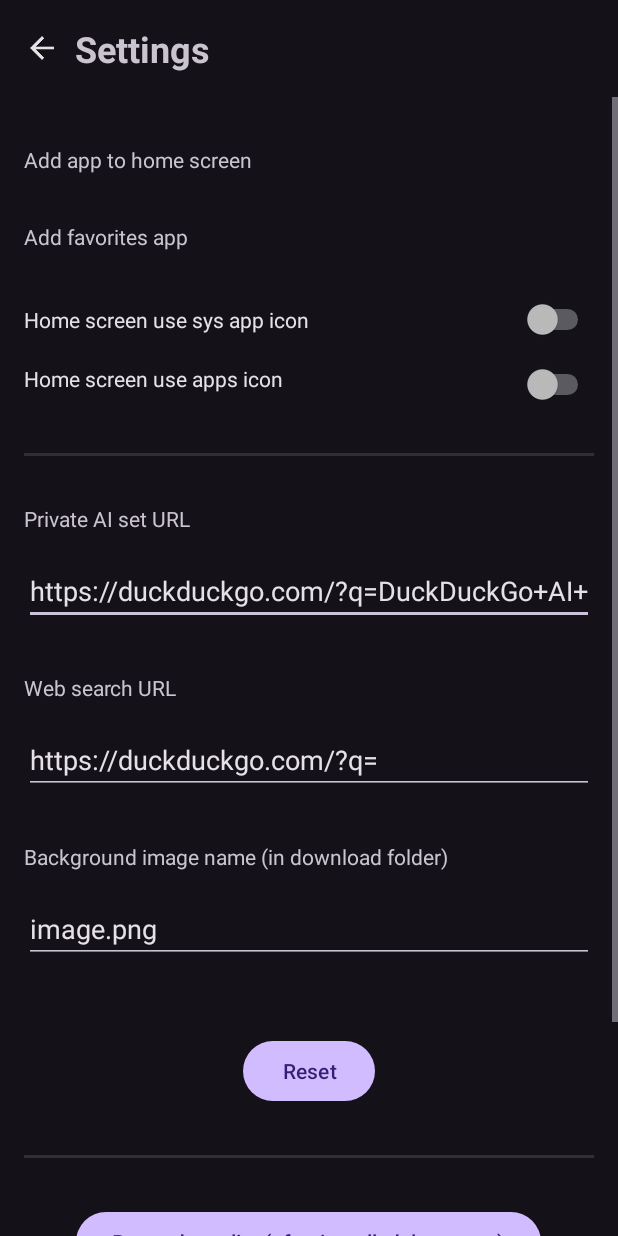
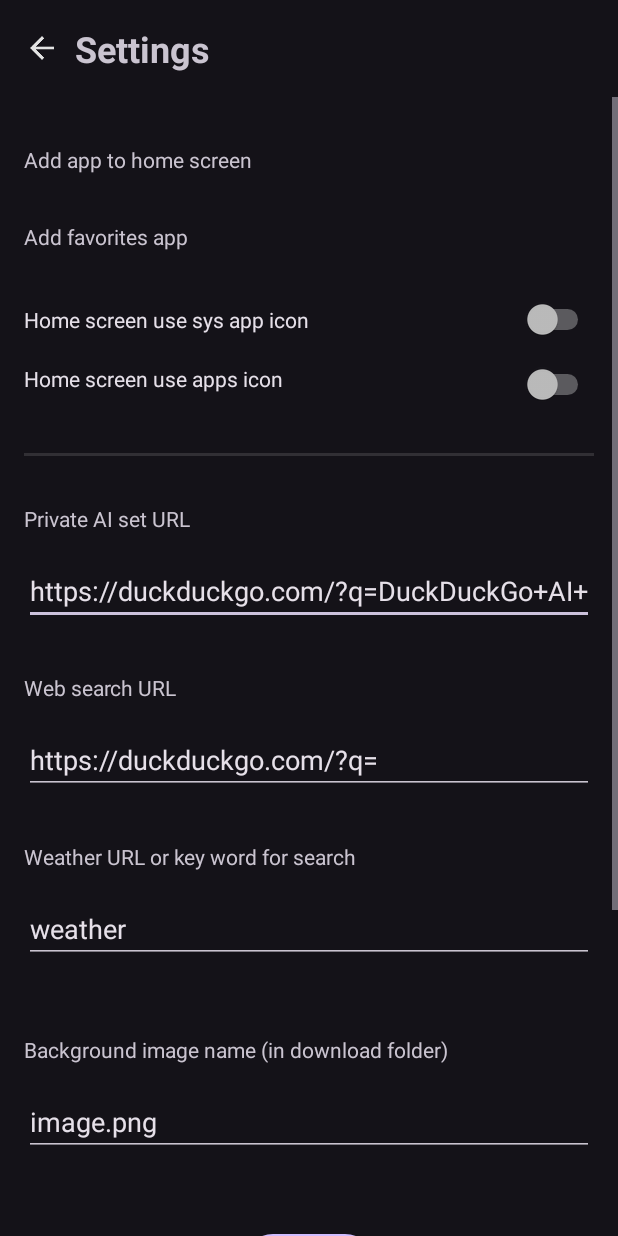
Before and after one commit to pphome2/TxTLauncher, an Android app: the SettingsActivity screen opened directly, with no data from a screen before it, on a phone screen of 412 x 824 dp. Run offline under Robolectric (Android 15) with nearby library versions, the phone set to English and light mode, and no system bars.

Commit message:
20251121

```diff
--- a/TxTLauncher/app/src/main/java/com/wswdteam/txtlauncher/SettingsActivity.java
+++ b/TxTLauncher/app/src/main/java/com/wswdteam/txtlauncher/SettingsActivity.java
@@ -6,12 +6,14 @@ import static com.wswdteam.txtlauncher.MainActivity.SETTINGS_HOME_ICON_TAG;
 import static com.wswdteam.txtlauncher.MainActivity.SETTINGS_SYS_ICON_TAG;
 import static com.wswdteam.txtlauncher.MainActivity.SETTINGS_URL_PRIVATEAI_TAG;
 import static com.wswdteam.txtlauncher.MainActivity.SETTINGS_URL_SEARCH_TAG;
+import static com.wswdteam.txtlauncher.MainActivity.SETTINGS_WEATHER_URL;
 import static com.wswdteam.txtlauncher.MainActivity.backgroundImageOrig;
 import static com.wswdteam.txtlauncher.MainActivity.defaultFontSize;
 import static com.wswdteam.txtlauncher.MainActivity.defaultPlusFontSizeTitle;
 import static com.wswdteam.txtlauncher.MainActivity.packageUpdateTime;
 import static com.wswdteam.txtlauncher.MainActivity.privateAIUrlOrig;
 import static com.wswdteam.txtlauncher.MainActivity.privateSearchUrlOrig;
+import static com.wswdteam.txtlauncher.MainActivity.weatherUrlOrig;
 
 import android.annotation.SuppressLint;
 import android.content.Intent;
@@ -106,7 +108,8 @@ public class SettingsActivity extends AppCompatActivity {
 
         EditText v1 = findViewById(R.id.editPrivateAI);
         EditText v2 = findViewById(R.id.editUrlSearch);
-        EditText v3 = findViewById(R.id.editBackgroundImage);
+        EditText v3 = findViewById(R.id.editWeatherLink);
+        EditText v4 = findViewById(R.id.editBackgroundImage);
 
         v1.addTextChangedListener(new TextWatcher() {
             public void afterTextChanged(Editable s) {
@@ -129,6 +132,15 @@ public class SettingsActivity extends AppCompatActivity {
         v3.addTextChangedListener(new TextWatcher() {
             public void afterTextChanged(Editable s) {
                 var settings = MainActivity.sharedPreferences.edit();
+                settings.putString(SETTINGS_WEATHER_URL, String.valueOf(s).trim());
+                settings.apply();
+            }
+            public void beforeTextChanged(CharSequence s, int start, int count, int after) {}
+            public void onTextChanged(CharSequence s, int start, int before, int count) {}
+        });
+        v4.addTextChangedListener(new TextWatcher() {
+            public void afterTextChanged(Editable s) {
+                var settings = MainActivity.sharedPreferences.edit();
                 settings.putString(SETTINGS_BACKGROUND_IMAGE_TAG, String.valueOf(s).trim());
                 settings.apply();
             }
@@ -148,11 +160,17 @@ public class SettingsActivity extends AppCompatActivity {
         } else {
             v2.setText(MainActivity.privateSearchUrl);
         }
-        val = MainActivity.sharedPreferences.getString(SETTINGS_BACKGROUND_IMAGE_TAG, "");
+        val = MainActivity.sharedPreferences.getString(SETTINGS_WEATHER_URL, "");
         if (!val.isEmpty()) {
             v3.setText(val);
         } else {
-            v3.setText(MainActivity.backgroundImage);
+            v3.setText(MainActivity.weatherUrl);
+        }
+        val = MainActivity.sharedPreferences.getString(SETTINGS_BACKGROUND_IMAGE_TAG, "");
+        if (!val.isEmpty()) {
+            v4.setText(val);
+        } else {
+            v4.setText(MainActivity.backgroundImage);
         }
         //Log.d(DEBUG_TAG, getString(R.string.started_activity) + ": "+ this.getClass().getSimpleName());
     }
@@ -190,10 +208,12 @@ public class SettingsActivity extends AppCompatActivity {
     public void resetButton(View view) {
         EditText v1 = findViewById(R.id.editPrivateAI);
         EditText v2 = findViewById(R.id.editUrlSearch);
-        EditText v3 = findViewById(R.id.editBackgroundImage);
+        EditText v3 = findViewById(R.id.editWeatherLink);
+        EditText v4 = findViewById(R.id.editBackgroundImage);
         v1.setText(privateAIUrlOrig);
         v2.setText(privateSearchUrlOrig);
-        v3.setText(backgroundImageOrig);
+        v3.setText(weatherUrlOrig);
+        v4.setText(backgroundImageOrig);
     }
 
 
--- a/TxTLauncher/app/src/main/res/layout/activity_app_list.xml
+++ b/TxTLauncher/app/src/main/res/layout/activity_app_list.xml
@@ -84,7 +84,7 @@
                 android:layout_width="wrap_content"
                 android:layout_height="match_parent"
                 android:gravity="center_vertical"
-                android:layout_weight="7"
+                android:layout_weight="6"
                 android:clickable="true"
                 android:divider="@null"
                 android:dividerHeight="0dp"
--- a/TxTLauncher/app/src/main/res/layout/activity_settings.xml
+++ b/TxTLauncher/app/src/main/res/layout/activity_settings.xml
@@ -181,6 +181,33 @@
                 app:layout_constraintTop_toBottomOf="@+id/urlSearch" />
 
             <TextView
+                android:id="@+id/weatherLink"
+                android:layout_width="match_parent"
+                android:layout_height="wrap_content"
+                android:layout_marginStart="16dp"
+                android:layout_marginTop="32dp"
+                android:layout_marginEnd="16dp"
+                android:text="@string/settings_title_weather"
+                app:layout_constraintEnd_toEndOf="parent"
+                app:layout_constraintStart_toStartOf="parent"
+                app:layout_constraintTop_toBottomOf="@+id/editUrlSearch" />
+
+            <EditText
+                android:id="@+id/editWeatherLink"
+                android:layout_width="match_parent"
+                android:layout_height="wrap_content"
+                android:layout_marginStart="16dp"
+                android:layout_marginTop="16dp"
+                android:layout_marginEnd="16dp"
+                android:layout_marginBottom="16dp"
+                android:autofillHints=""
+                android:hint="@string/settings_title_weather"
+                android:inputType="textMultiLine"
+                app:layout_constraintEnd_toEndOf="parent"
+                app:layout_constraintStart_toStartOf="parent"
+                app:layout_constraintTop_toBottomOf="@+id/backgroundImage" />
+
+            <TextView
                 android:id="@+id/backgroundImage"
                 android:layout_width="match_parent"
                 android:layout_height="wrap_content"
--- a/TxTLauncher/app/src/main/res/values/strings.xml
+++ b/TxTLauncher/app/src/main/res/values/strings.xml
@@ -67,5 +67,6 @@
     <string name="button_discovery">Discovery</string>
     <string name="button_lock">Lock screen</string>
     <string name="button_aiapp">Start AI</string>
+    <string name="settings_title_weather">Weather URL or key word for search</string>
 
 </resources>
```
Also changed, not shown: TxTLauncher/app/src/main/java/com/wswdteam/txtlauncher/MainActivity.java (+30 -8 lines), TxTLauncher/app/src/main/java/com/wswdteam/txtlauncher/WidgetActivity.java (+33 -7 lines), 1 other file.
